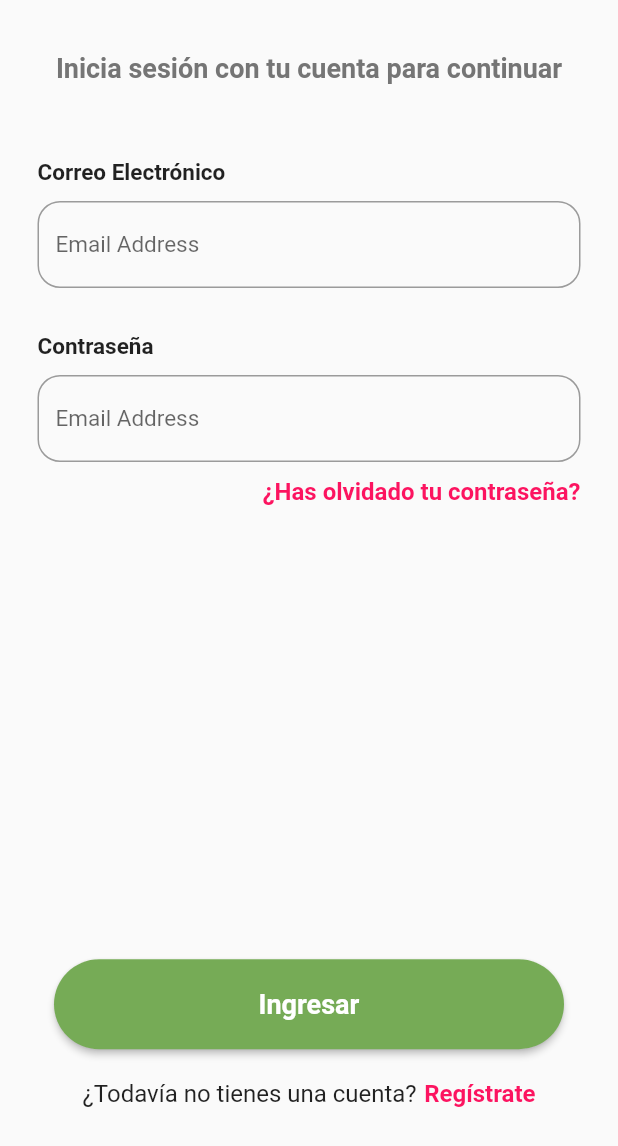
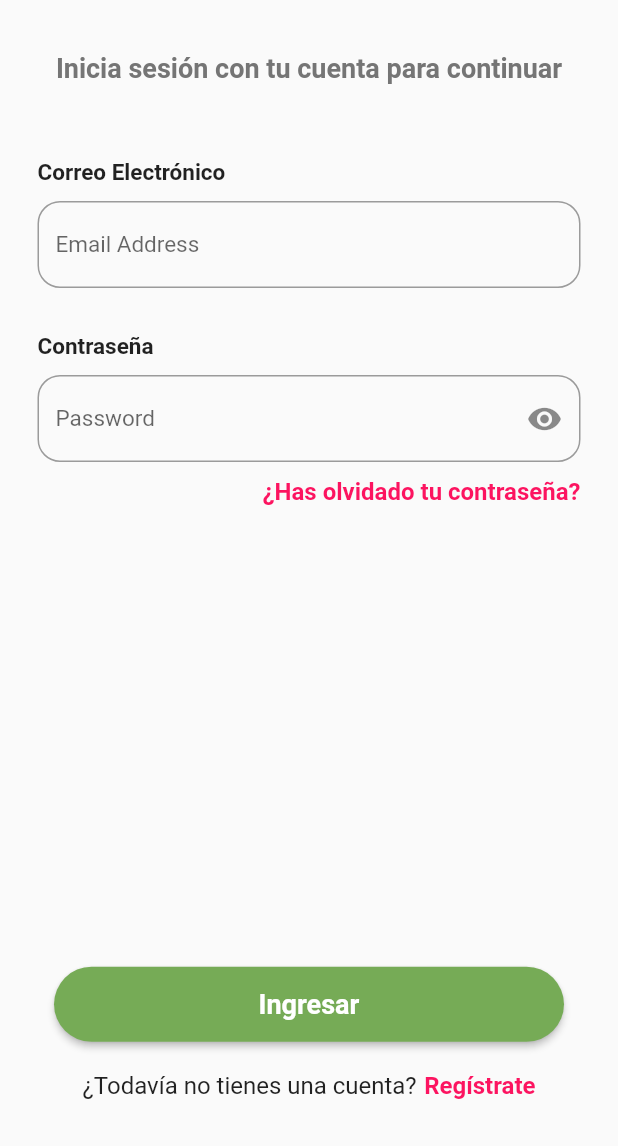
Before and after one commit to MiceliLanda/mvp_all, a Flutter app: the Login screen opened directly, on a phone screen of 412 x 824 dp, the part 90-1236 px from its top. Run offline on Flutter 3.47's test engine with Material 2 defaults, Android fonts, the phone set to English and light mode, and no system bars; Roboto replaces fonts that are missing (Hack).

Commit message:
loginUpdated

```diff
--- a/lib/pages/Login/user_login.dart
+++ b/lib/pages/Login/user_login.dart
@@ -64,12 +64,13 @@ class Login extends StatelessWidget {
                 height: 50,
               ),
               containerText(name: 'Correo Electrónico'),
-              _textField(field: 'Email Address'),
+              _textField(
+                  field: 'Email Address', hide: false, isPassword: false),
               const SizedBox(
                 height: 30,
               ),
               containerText(name: 'Contraseña'),
-              _textField(field: 'Password'),
+              _textField(field: 'Password', hide: true, isPassword: true),
               Container(
                 alignment: Alignment.centerRight,
                 margin: const EdgeInsets.only(top: 10),
@@ -101,7 +102,7 @@ class Login extends StatelessWidget {
           mainAxisAlignment: MainAxisAlignment.center,
           children: [
             SizedBox(
-              height: 60,
+              height: 50,
               width: 340,
               child: ElevatedButton(
                 style: ButtonStyle(
@@ -153,15 +154,21 @@ class Login extends StatelessWidget {
     );
   }
 
-  TextField _textField({required String field}) {
+  TextField _textField(
+      {required String field, required bool hide, required bool isPassword}) {
     return TextField(
+      obscureText: hide == true ? true : false,
       style: _textStyle(bold: false),
       keyboardType: TextInputType.emailAddress,
-      decoration: const InputDecoration(
-        border: OutlineInputBorder(
-            borderRadius: BorderRadius.all(Radius.circular(15))),
-        hintText: 'Email Address',
-      ),
+      decoration: InputDecoration(
+          border: const OutlineInputBorder(
+              borderRadius: BorderRadius.all(Radius.circular(15))),
+          hintText: field,
+          suffixIcon: isPassword == true
+              ? const Icon(
+                  Icons.visibility,
+                )
+              : null),
     );
   }
 
```
